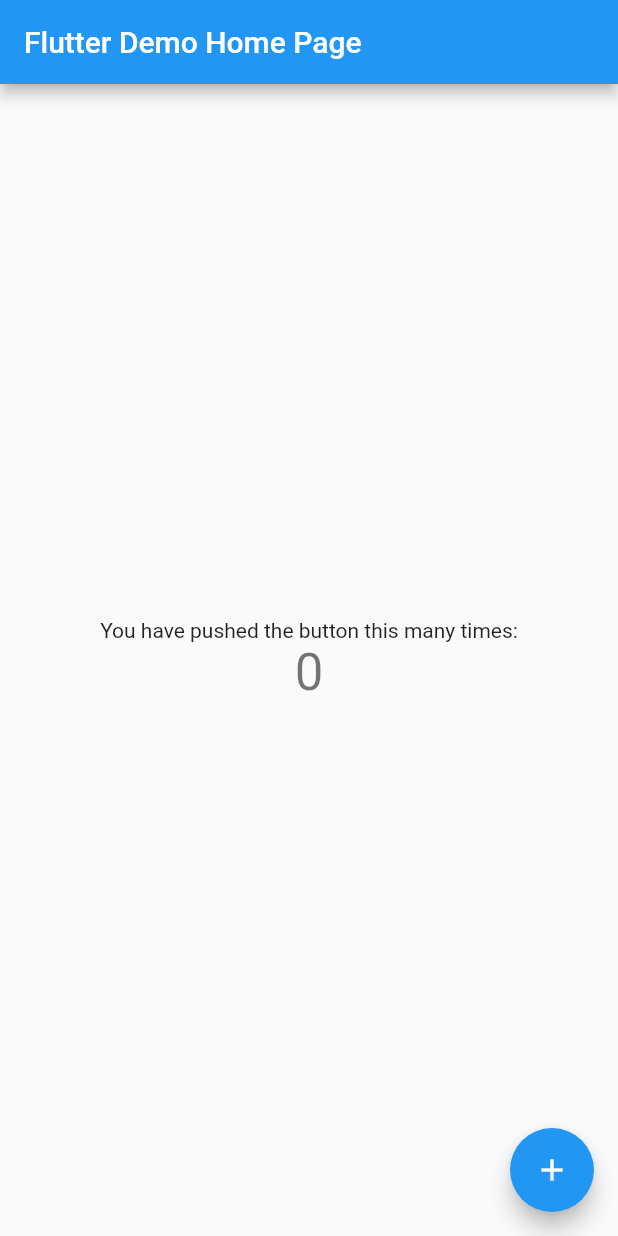
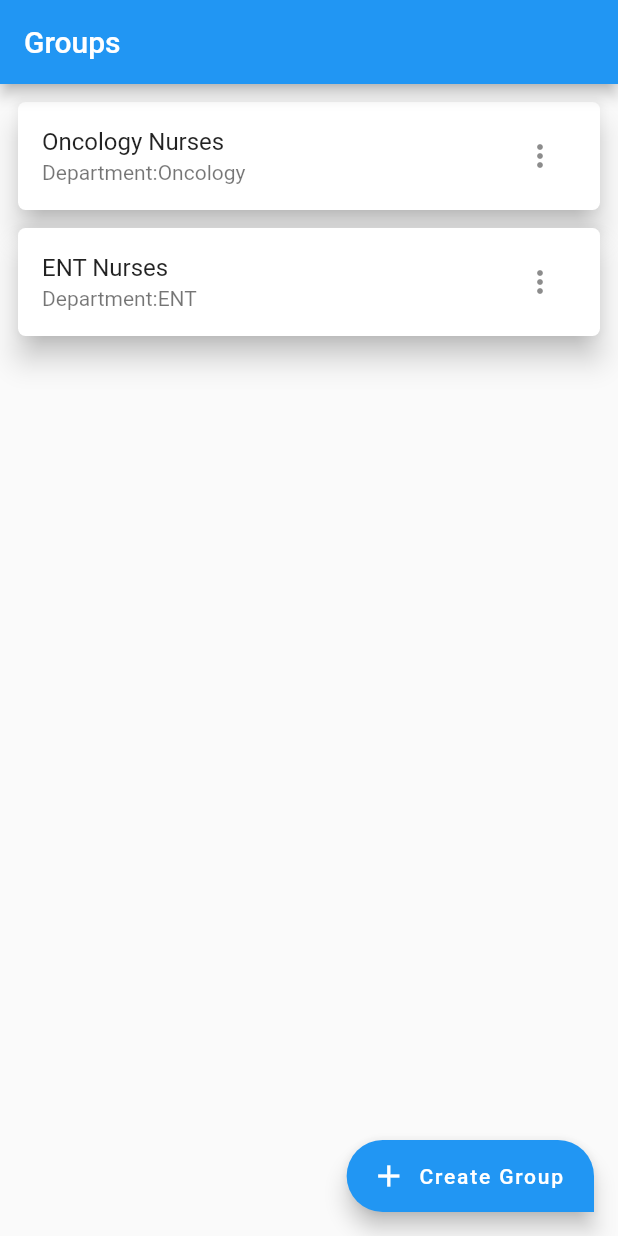
Before and after one commit to enpartha/group_management_3, a Flutter app: the screen it shows after launch, on a phone screen of 412 x 824 dp. Run offline on Flutter 3.47's test engine with Material 2 defaults, Android fonts, the phone set to English and light mode, and no system bars.

Commit message:
Group Add Edit Delete

```diff
--- a/lib/main.dart
+++ b/lib/main.dart
@@ -1,113 +1,14 @@
 import 'package:flutter/material.dart';
+import './screens/manage_groups.dart';
 
 void main() {
-  runApp(MyApp());
+  runApp(MaterialApp(home: MyApp()));
 }
 
 class MyApp extends StatelessWidget {
   // This widget is the root of your application.
   @override
   Widget build(BuildContext context) {
-    return MaterialApp(
-      title: 'Flutter Demo',
-      theme: ThemeData(
-        // This is the theme of your application.
-        //
-        // Try running your application with "flutter run". You'll see the
-        // application has a blue toolbar. Then, without quitting the app, try
-        // changing the primarySwatch below to Colors.green and then invoke
-        // "hot reload" (press "r" in the console where you ran "flutter run",
-        // or simply save your changes to "hot reload" in a Flutter IDE).
-        // Notice that the counter didn't reset back to zero; the application
-        // is not restarted.
-        primarySwatch: Colors.blue,
-      ),
-      home: MyHomePage(title: 'Flutter Demo Home Page'),
-    );
+    return ManageGroupsPage();
   }
 }
-
-class MyHomePage extends StatefulWidget {
-  MyHomePage({Key key, this.title}) : super(key: key);
-
-  // This widget is the home page of your application. It is stateful, meaning
-  // that it has a State object (defined below) that contains fields that affect
-  // how it looks.
-
-  // This class is the configuration for the state. It holds the values (in this
-  // case the title) provided by the parent (in this case the App widget) and
-  // used by the build method of the State. Fields in a Widget subclass are
-  // always marked "final".
-
-  final String title;
-
-  @override
-  _MyHomePageState createState() => _MyHomePageState();
-}
-
-class _MyHomePageState extends State<MyHomePage> {
-  int _counter = 0;
-
-  void _incrementCounter() {
-    setState(() {
-      // This call to setState tells the Flutter framework that something has
-      // changed in this State, which causes it to rerun the build method below
-      // so that the display can reflect the updated values. If we changed
-      // _counter without calling setState(), then the build method would not be
-      // called again, and so nothing would appear to happen.
-      _counter++;
-    });
-  }
-
-  @override
-  Widget build(BuildContext context) {
-    // This method is rerun every time setState is called, for instance as done
-    // by the _incrementCounter method above.
-    //
-    // The Flutter framework has been optimized to make rerunning build methods
-    // fast, so that you can just rebuild anything that needs updating rather
-    // than having to individually change instances of widgets.
-    return Scaffold(
-      appBar: AppBar(
-        // Here we take the value from the MyHomePage object that was created by
-        // the App.build method, and use it to set our appbar title.
-        title: Text(widget.title),
-      ),
-      body: Center(
-        // Center is a layout widget. It takes a single child and positions it
-        // in the middle of the parent.
-        child: Column(
-          // Column is also a layout widget. It takes a list of children and
-          // arranges them vertically. By default, it sizes itself to fit its
-          // children horizontally, and tries to be as tall as its parent.
-          //
-          // Invoke "debug painting" (press "p" in the console, choose the
-          // "Toggle Debug Paint" action from the Flutter Inspector in Android
-          // Studio, or the "Toggle Debug Paint" command in Visual Studio Code)
-          // to see the wireframe for each widget.
-          //
-          // Column has various properties to control how it sizes itself and
-          // how it positions its children. Here we use mainAxisAlignment to
-          // center the children vertically; the main axis here is the vertical
-          // axis because Columns are vertical (the cross axis would be
-          // horizontal).
-          mainAxisAlignment: MainAxisAlignment.center,
-          children: <Widget>[
-            Text(
-              'You have pushed the button this many times:',
-            ),
-            Text(
-              '$_counter',
-              style: Theme.of(context).textTheme.headline4,
-            ),
-          ],
-        ),
-      ),
-      floatingActionButton: FloatingActionButton(
-        onPressed: _incrementCounter,
-        tooltip: 'Increment',
-        child: Icon(Icons.add),
-      ), // This trailing comma makes auto-formatting nicer for build methods.
-    );
-  }
-}
--- /dev/null
+++ b/lib/models/group.dart
@@ -0,0 +1,20 @@
+import 'package:flutter/foundation.dart';
+
+class Group with ChangeNotifier {
+  String groupName;
+  String? hospitalName;
+  String? departmentName;
+  String? id;
+  // List<Member> groupMembers=[];
+
+  Group({
+    required this.groupName,
+    this.hospitalName = '',
+    this.departmentName = '',
+    this.id,
+
+// this.groupMembers,
+  })
+  // : id = id.isEmpty ? groupName : id
+  ;
+}
--- /dev/null
+++ b/lib/models/member.dart
@@ -0,0 +1,12 @@
+import 'package:flutter/foundation.dart';
+
+class Member with ChangeNotifier {
+  String name;
+  String? profilePhoto;
+  String seniorityLevel;
+
+  Member({
+    this.name = 'My Member',
+    this.seniorityLevel = '',
+  });
+}
--- /dev/null
+++ b/lib/providers/my_groups.dart
@@ -0,0 +1,54 @@
+import 'package:flutter/material.dart';
+
+import '../models/group.dart';
+
+class Groups with ChangeNotifier {
+  static List<Group> _groupItems = [
+    Group(
+      id: '1',
+      groupName: 'Oncology Nurses',
+      departmentName: 'Oncology',
+      hospitalName: 'SSKM',
+    ),
+    Group(
+      id: '2',
+      groupName: 'ENT Nurses',
+      departmentName: 'ENT',
+      hospitalName: 'SSKM',
+    ),
+  ];
+  List<Group> get items {
+    return [..._groupItems];
+  }
+
+  Group findById(String id) {
+    return _groupItems.firstWhere((group) => group.id == id);
+  }
+
+  void addGroup(group) {
+    final newGroup = Group(
+      groupName: group.groupName,
+      hospitalName: group.hospitalName,
+      departmentName: group.departmentName,
+      id: DateTime.now().toString(),
+    );
+
+    _groupItems.add(newGroup);
+    notifyListeners();
+  }
+
+  void updateGroup(id, Group group) {
+    final groupIndex = _groupItems.indexWhere((element) => element.id == id);
+    if (groupIndex >= 0) {
+      _groupItems[groupIndex] = group;
+      _groupItems[groupIndex].id = id;
+      notifyListeners();
+    }
+  }
+
+  void deleteGroup(id) {
+    _groupItems.removeWhere((element) => element.id == id);
+    print('deleted');
+    notifyListeners();
+  }
+}
--- /dev/null
+++ b/lib/screens/manage_groups.dart
@@ -0,0 +1,124 @@
+import 'package:flutter/material.dart';
+import 'package:provider/provider.dart';
+
+import '../providers/my_groups.dart';
+
+import './popup_dialogs/edit_group_popup.dart';
+
+class ManageGroupsPage extends StatefulWidget {
+  static String? groupId;
+  static const routeName = '/manage_groups';
+  const ManageGroupsPage({Key? key}) : super(key: key);
+
+  @override
+  _ManageGroupsPageState createState() => _ManageGroupsPageState();
+}
+
+class _ManageGroupsPageState extends State<ManageGroupsPage> {
+  @override
+  Widget build(BuildContext context) {
+    final myGroups = Groups().items;
+    return MultiProvider(
+      providers: [
+        ChangeNotifierProvider.value(
+          value: Groups(),
+        ),
+      ],
+      child: Scaffold(
+        appBar: AppBar(
+          backgroundColor: Colors.blue,
+          title: Text("Groups"),
+        ),
+        floatingActionButton: FloatingActionButton.extended(
+          icon: Icon(Icons.add),
+          shape: RoundedRectangleBorder(
+              borderRadius: BorderRadius.only(
+                  topLeft: Radius.circular(25),
+                  topRight: Radius.circular(25),
+                  bottomLeft: Radius.circular(25))),
+          onPressed: () {
+            ManageGroupsPage.groupId = null;
+            _editGroup(context).then((_) => setState(() {}));
+          },
+          label: Text("Create Group"),
+        ),
+        body: myGroups.isEmpty
+            ? Center(
+                child: Text('No Groups'),
+              )
+            : ListView.builder(
+                scrollDirection: Axis.vertical,
+                itemCount: myGroups.length,
+                itemBuilder: (BuildContext ctx, int index) {
+                  return Card(
+                    margin: EdgeInsets.fromLTRB(12, 12, 12, 0),
+                    shape: RoundedRectangleBorder(
+                        borderRadius: BorderRadius.circular(5)),
+                    elevation: 8,
+                    child: InkWell(
+                      onTap: () {
+                        Navigator.of(context).pushNamed('/group_details',
+                            arguments: myGroups[index].groupName);
+                      },
+                      child: Column(
+                        children: <ListTile>[
+                          ListTile(
+                            title: Text(myGroups[index].groupName),
+                            subtitle: Text('Department:' +
+                                myGroups[index].departmentName!),
+                            trailing: PopupMenuButton(
+                              offset: Offset(0, -35),
+                              itemBuilder: (context) => [
+                                PopupMenuItem(
+                                  value: 'edit',
+                                  child: Text(
+                                    'Edit',
+                                  ),
+                                ),
+                                PopupMenuItem(
+                                  value: 'delete',
+                                  child: Text(
+                                    'Delete',
+                                  ),
+                                ),
+                              ],
+                              onSelected: (value) {
+                                ManageGroupsPage.groupId = myGroups[index].id;
+                                // print('groupId set to: ' +
+                                //     ManageGroupsPage.groupId.toString());
+                                if (value == 'edit') {
+                                  _editGroup(context, ManageGroupsPage.groupId)
+                                      .then((_) => setState(() {}));
+                                } else if (value == 'delete') {
+                                  setState(() {
+                                    Provider.of<Groups>(ctx, listen: false)
+                                        .deleteGroup(ManageGroupsPage.groupId);
+                                  });
+                                }
+                              },
+                            ),
+                          )
+                        ],
+                      ),
+                    ),
+                  );
+                }),
+      ),
+    );
+  }
+
+  Future<void> _editGroup(BuildContext ctx, [id]) {
+    return showDialog(
+      context: ctx,
+      builder: (ctx) {
+        return ChangeNotifierProvider<Groups>(
+          create: (_) => Groups(),
+          builder: (context, child) {
+            // print(groupId);
+            return EditGroupPopUp();
+          },
+        );
+      },
+    );
+  }
+}
```
Also changed, not shown: lib/providers/group_members.dart (added, +25 -0 lines), lib/screens/popup_dialogs/edit_group_popup.dart (added, +220 -0 lines), lib/screens/view_group_details.dart (added, +69 -0 lines), pubspec.yaml (+2 -10 lines), pubspec.lock.
